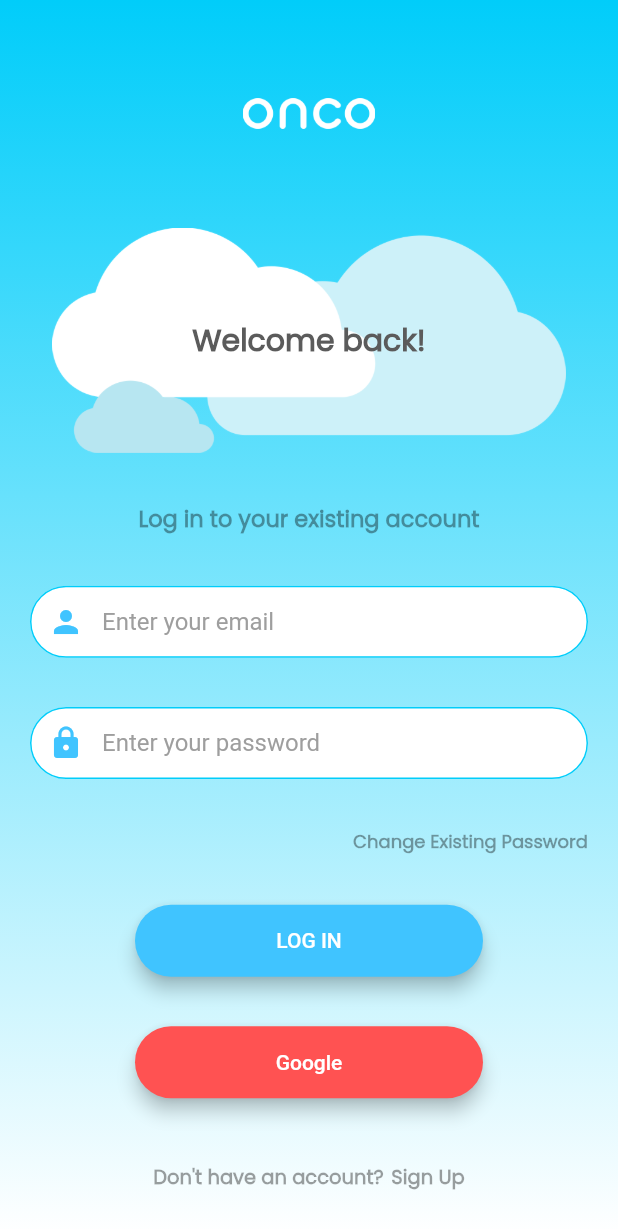
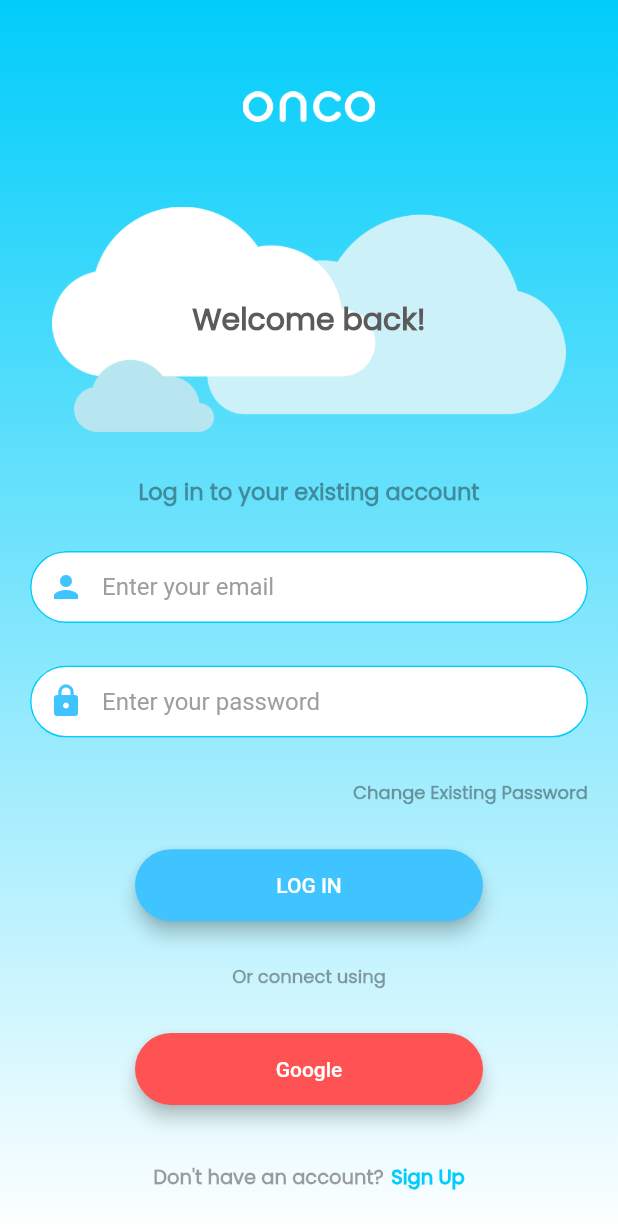
Before and after one commit to Ammar-Raneez/ONCO, a Flutter app: the screen it shows after launch, on a phone screen of 412 x 824 dp. Shown: the top 1229 px of the screen. Run offline on Flutter 3.47's test engine with Material 2 defaults, Android fonts, the light colour scheme and no system bars.

Commit message:
updated the login front end design view with GestureDetector for (change pass and sign up text)

```diff
--- a/ui/lib/screens/login_screen.dart
+++ b/ui/lib/screens/login_screen.dart
@@ -107,9 +107,31 @@
                   ),
                 ),
               ),
-              Text(
+              GestureDetector(
+                onTap: () {
+                  print("U tapped the change password button");
+                },
+                child: Text(
                   "Change Existing Password",
                   textAlign: TextAlign.end,
+                  style: TextStyle(
+                    color: Colors.black38,
+                    fontSize: 12,
+                    fontWeight: FontWeight.bold,
+                    fontFamily: 'Poppins-Regular',
+                  ),
+                ),
+              ),
+              RoundedButton(
+                onPressed: () {
+                  //Implement login functionality.
+                },
+                colour: Colors.lightBlueAccent,
+                title: 'LOG IN',
+              ),
+              Text(
+                "Or connect using",
+                textAlign: TextAlign.center,
                 style: TextStyle(
                   color: Colors.black38,
                   fontSize: 12,
@@ -121,14 +143,9 @@
                 onPressed: () {
                   //Implement login functionality.
                 },
-                  colour: Colors.lightBlueAccent,
-                  title: 'LOG IN'),
-              RoundedButton(
-                  onPressed: () {
-                    //Implement login functionality.
-                  },
                 colour: Colors.redAccent,
-                  title: 'Google'),
+                title: 'Google',
+              ),
               Padding(
                 padding: EdgeInsets.symmetric(vertical: 10.0, horizontal: 5.0),
                 child: Row(
@@ -147,13 +164,18 @@
                     SizedBox(
                       width: 5.0,
                     ),
-                    Text(
+                    GestureDetector(
+                      onTap: () {
+                        print("U tapped the sign up button");
+                      },
+                      child: Text(
                         "Sign Up",
                         style: TextStyle(
-                        color: Colors.black38,
+                          color: Color(0xff01CDFA),
                           fontSize: 13,
                           fontWeight: FontWeight.bold,
                           fontFamily: 'Poppins-Regular',
+                        ),
                       ),
                     ),
                   ],
--- a/ui/lib/screens/welcome_screen.dart
+++ b/ui/lib/screens/welcome_screen.dart
@@ -54,7 +54,7 @@
   @override
   Widget build(BuildContext context) {
     return Scaffold(
-      backgroundColor: Colors.lightBlue,
+      backgroundColor: Color(0xff01CDFA),
       body: Column(
         crossAxisAlignment: CrossAxisAlignment.stretch,
         mainAxisAlignment: MainAxisAlignment.center,
```
Lines whose indentation alone changed are shown as unchanged.
